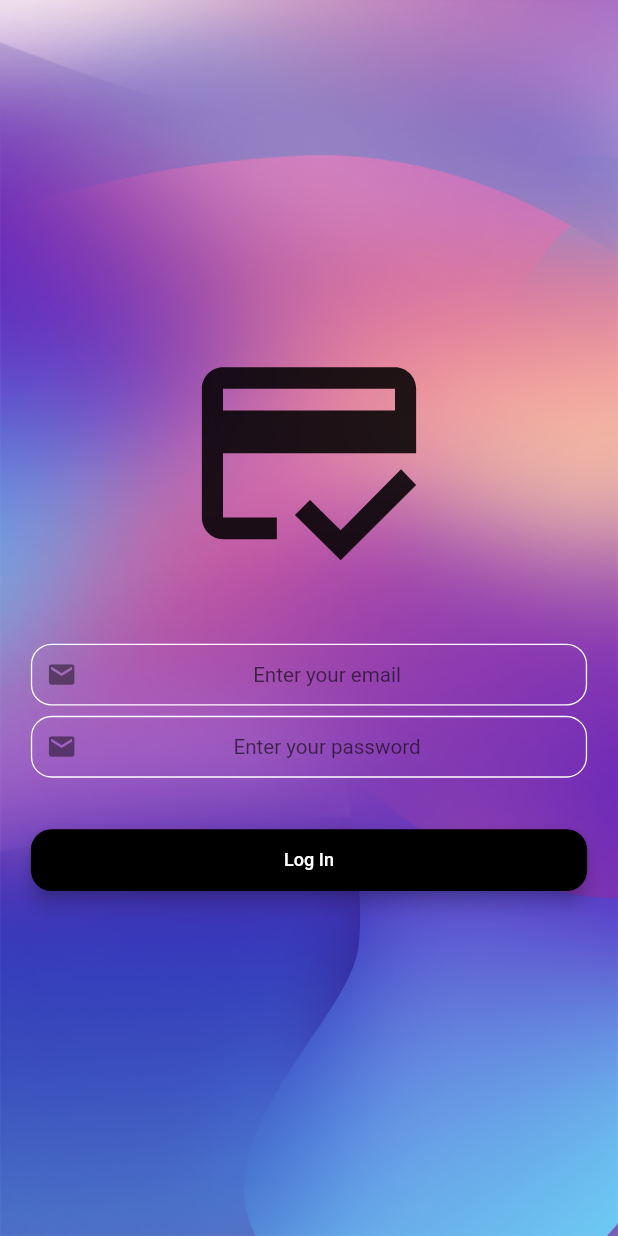
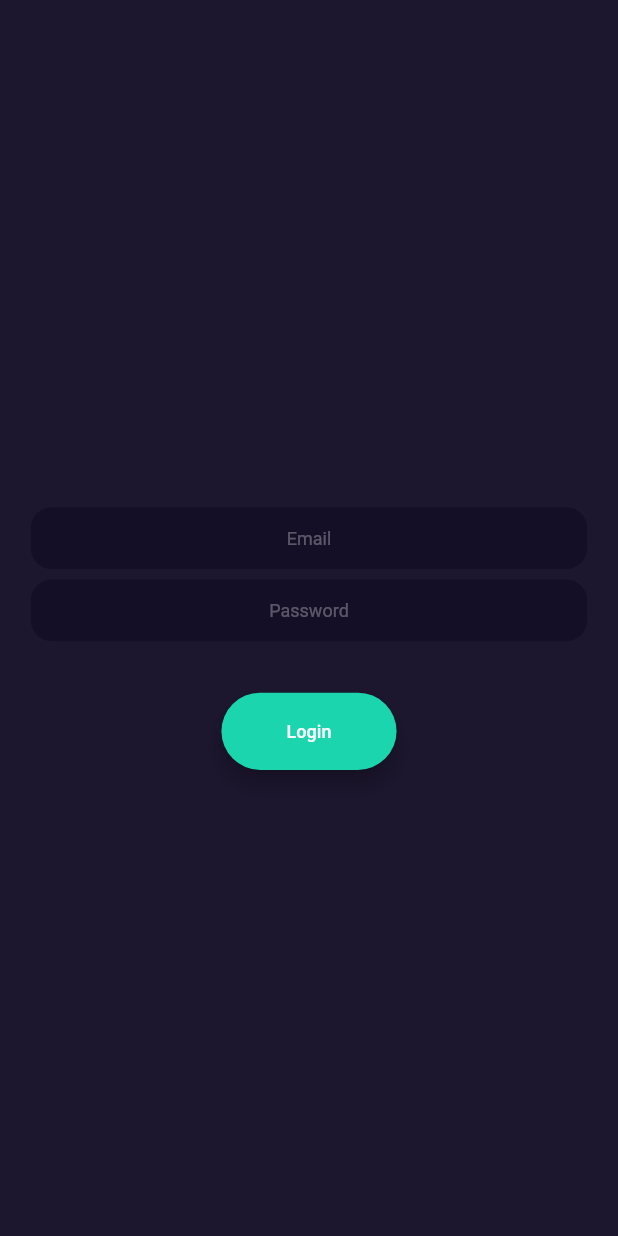
Before and after one commit to MagnusTZ/limit_score, a Flutter app: the LoginScreen screen opened by its route, on a phone screen of 412 x 824 dp. Run offline on Flutter 3.47's test engine with Material 2 defaults, Android fonts, the phone set to English and light mode, and no system bars; drawn by our look-alikes of modal_progress_hud_nsn; our stand-ins replace animated_text_kit, firebase_auth, firebase_core, responsive_framework; accounts and stored records are empty.

Commit message:
local changes

```diff
--- a/lib/components/rounded_button.dart
+++ b/lib/components/rounded_button.dart
@@ -1,12 +1,16 @@
 import 'package:flutter/material.dart';
 
 class RoundedButton extends StatelessWidget {
-  RoundedButton(
-      {required this.title, required this.color, required this.onPressed});
+  const RoundedButton(
+      {required this.title,
+      required this.color,
+      required this.onPressed,
+      required this.width});
 
   final Color color;
   final String title;
   final VoidCallback onPressed;
+  final double width;
 
   @override
   Widget build(BuildContext context) {
@@ -15,15 +19,16 @@ class RoundedButton extends StatelessWidget {
       child: Material(
         elevation: 5.0,
         color: color,
-        borderRadius: BorderRadius.circular(16.0),
+        borderRadius: BorderRadius.circular(50.0),
         child: MaterialButton(
           onPressed: onPressed,
-          minWidth: double.infinity,
-          height: 42.0,
+          minWidth: width,
+          height: 60.0,
           child: Text(
             title,
             style: const TextStyle(
               color: Colors.white,
+              fontSize: 14.0,
             ),
           ),
         ),
--- a/lib/constants.dart
+++ b/lib/constants.dart
@@ -1,5 +1,9 @@
 import 'package:flutter/cupertino.dart';
 import 'package:flutter/material.dart';
+
+const kScreenBackgroundColor = Color(0xff1C162E);
+const kButtonColor1 = Color(0xff1AD5AD);
+const kButtonColor2 = Color(0xff9D70FF);
 
 // const kButtonTextStyle = TextStyle(
 //   color: Colors.lightBlueAccent,
@@ -20,18 +24,23 @@ import 'package:flutter/material.dart';
 // );
 
 const kTextFieldDecoration = InputDecoration(
-  prefixIcon: Icon(Icons.email),
+  //prefixIcon: Icon(Icons.email),
+  //fillColor: Color(0xff140F26),
   hintText: 'Enter your value',
+  hintStyle: TextStyle(
+    fontSize: 14.0,
+    color: Color(0x4DFFFFFF),
+  ),
   contentPadding: EdgeInsets.symmetric(vertical: 10.0, horizontal: 20.0),
   border: OutlineInputBorder(
     borderRadius: BorderRadius.all(Radius.circular(16.0)),
   ),
   enabledBorder: OutlineInputBorder(
-    borderSide: BorderSide(color: Colors.white, width: 1.0),
+    borderSide: BorderSide(color: Colors.transparent, width: 1.0),
     borderRadius: BorderRadius.all(Radius.circular(16.0)),
   ),
   focusedBorder: OutlineInputBorder(
-    borderSide: BorderSide(color: Colors.white, width: 2.0),
+    borderSide: BorderSide(color: Colors.transparent, width: 2.0),
     borderRadius: BorderRadius.all(Radius.circular(16.0)),
   ),
 );
--- a/lib/screens/home_screen.dart
+++ b/lib/screens/home_screen.dart
@@ -2,6 +2,8 @@ import 'package:flutter/material.dart';
 
 class HomeScreen extends StatefulWidget {
   static const String id = 'home_screen';
+
+  const HomeScreen({Key? key}) : super(key: key);
 
   @override
   _HomeScreenState createState() => _HomeScreenState();
@@ -13,7 +15,7 @@ class _HomeScreenState extends State<HomeScreen> {
     return Scaffold(
       appBar: AppBar(
         centerTitle: true,
-        title: Text('Limit Score'),
+        title: const Text('Limit Score'),
         backgroundColor: Colors.orange,
       ),
     );
--- a/lib/screens/login_screen.dart
+++ b/lib/screens/login_screen.dart
@@ -8,6 +8,8 @@ import 'home_screen.dart';
 
 class LoginScreen extends StatefulWidget {
   static const String id = 'login_screen';
+
+  const LoginScreen({Key? key}) : super(key: key);
 
   @override
   _LoginScreenState createState() => _LoginScreenState();
@@ -21,34 +23,35 @@ class _LoginScreenState extends State<LoginScreen> {
 
   @override
   Widget build(BuildContext context) {
-    return Scaffold(
-      backgroundColor: Colors.transparent,
+    return SafeArea(
+      child: Scaffold(
+        backgroundColor: kScreenBackgroundColor,
         body: ModalProgressHUD(
           inAsyncCall: showSpinner,
           child: Stack(
             children: [
-            Container(
-              height: double.infinity,
-              width: double.infinity,
-              child: Image(
-                image: AssetImage('assets/images/Illustration2.png'),
-                fit: BoxFit.fill,
-              ),
-            ),
+              // const SizedBox(
+              //   height: double.infinity,
+              //   width: double.infinity,
+              //   child: Image(
+              //     image: AssetImage('assets/images/Illustration2.png'),
+              //     fit: BoxFit.fill,
+              //   ),
+              // ),
               Padding(
-              padding: EdgeInsets.symmetric(horizontal: 24.0),
+                padding: const EdgeInsets.symmetric(horizontal: 24.0),
                 child: Column(
                   mainAxisAlignment: MainAxisAlignment.center,
-                crossAxisAlignment: CrossAxisAlignment.stretch,
+                  //crossAxisAlignment: CrossAxisAlignment.stretch,
                   children: <Widget>[
-                  Hero(
-                    tag: 'logo',
-                    child: Icon(
-                      Icons.credit_score_outlined,
-                      size: 200.0,
-                    ),
-                  ),
-                  SizedBox(
+                    // Hero(
+                    //   tag: 'logo',
+                    //   child: Icon(
+                    //     Icons.credit_score_outlined,
+                    //     size: 200.0,
+                    //   ),
+                    // ),
+                    const SizedBox(
                       height: 48.0,
                     ),
                     TextField(
@@ -58,9 +61,11 @@ class _LoginScreenState extends State<LoginScreen> {
                         email = value;
                       },
                       decoration: kTextFieldDecoration.copyWith(
-                        hintText: 'Enter your email'),
+                          hintText: 'Email',
+                          fillColor: const Color(0xff140F26),
+                          filled: true),
                     ),
-                  SizedBox(
+                    const SizedBox(
                       height: 8.0,
                     ),
                     TextField(
@@ -70,14 +75,17 @@ class _LoginScreenState extends State<LoginScreen> {
                         password = value;
                       },
                       decoration: kTextFieldDecoration.copyWith(
-                        hintText: 'Enter your password'),
+                          hintText: 'Password',
+                          fillColor: const Color(0xff140F26),
+                          filled: true),
                     ),
-                  SizedBox(
+                    const SizedBox(
                       height: 24.0,
                     ),
                     RoundedButton(
-                    title: 'Log In',
-                    color: Colors.black,
+                      title: 'Login',
+                      color: kButtonColor1,
+                      width: 136.0,
                       onPressed: () async {
                         setState(() {
                           showSpinner = true;
@@ -91,7 +99,7 @@ class _LoginScreenState extends State<LoginScreen> {
                             showSpinner = false;
                           });
                         } catch (e) {
-                        print(e);
+                          //print(e);
                         }
                       },
                     ),
@@ -101,6 +109,7 @@ class _LoginScreenState extends State<LoginScreen> {
             ],
           ),
         ),
+      ),
     );
   }
 }
--- a/pubspec.yaml
+++ b/pubspec.yaml
@@ -25,7 +25,7 @@ dev_dependencies:
   flutter_test:
     sdk: flutter
 
-  #flutter_lints: ^1.0.0
+  flutter_lints: ^1.0.4
 
 
 flutter:
```
Also changed, not shown: lib/main.dart (+11 -12 lines), lib/screens/registration_screen.dart (+25 -18 lines), lib/screens/welcome_screen.dart (+99 -54 lines), assets/images/image _2.png (deleted), pubspec.lock, 2 other files. Lines whose indentation alone changed are shown as unchanged.
